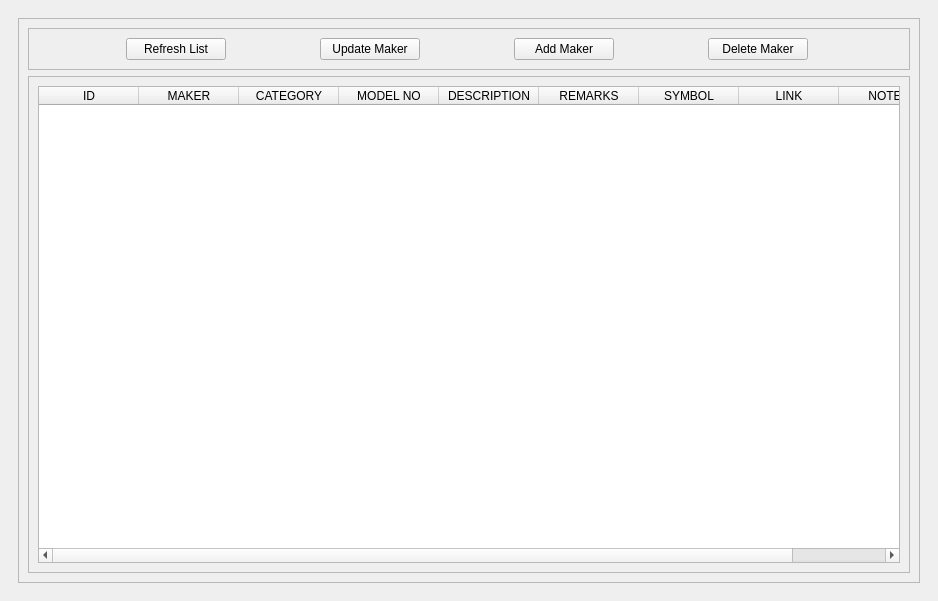
Old version of the form _gui/main.ui in the repository jeevr/PyEMC.
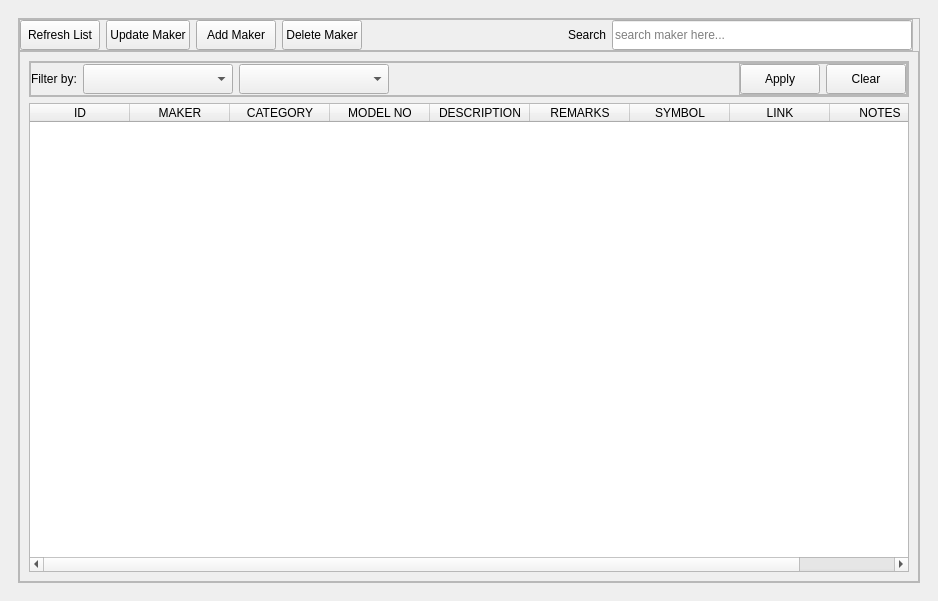
New version of the form. The open tabs and pages were chosen to show the change.

The edit to the form file:
```diff
--- a/_gui/main.ui
+++ b/_gui/main.ui
@@ -75,8 +75,29 @@
            <enum>QFrame::Raised</enum>
           </property>
           <layout class="QVBoxLayout" name="verticalLayout">
-           <item>
+           <property name="spacing">
+            <number>0</number>
+           </property>
+           <property name="leftMargin">
+            <number>0</number>
+           </property>
+           <property name="topMargin">
+            <number>0</number>
+           </property>
+           <property name="rightMargin">
+            <number>0</number>
+           </property>
+           <property name="bottomMargin">
+            <number>0</number>
+           </property>
+           <item alignment="Qt::AlignLeft">
             <widget class="QFrame" name="frm_buttons">
+             <property name="maximumSize">
+              <size>
+               <width>16777215</width>
+               <height>50</height>
+              </size>
+             </property>
              <property name="frameShape">
               <enum>QFrame::StyledPanel</enum>
              </property>
@@ -84,8 +105,29 @@
               <enum>QFrame::Raised</enum>
              </property>
              <layout class="QHBoxLayout" name="horizontalLayout_3">
+              <property name="spacing">
+               <number>6</number>
+              </property>
+              <property name="leftMargin">
+               <number>0</number>
+              </property>
+              <property name="topMargin">
+               <number>0</number>
+              </property>
+              <property name="rightMargin">
+               <number>0</number>
+              </property>
+              <property name="bottomMargin">
+               <number>0</number>
+              </property>
               <item>
                <widget class="QPushButton" name="btn_refresh">
+                <property name="minimumSize">
+                 <size>
+                  <width>0</width>
+                  <height>30</height>
+                 </size>
+                </property>
                 <property name="maximumSize">
                  <size>
                   <width>100</width>
@@ -99,6 +141,12 @@
               </item>
               <item>
                <widget class="QPushButton" name="btn_update">
+                <property name="minimumSize">
+                 <size>
+                  <width>0</width>
+                  <height>30</height>
+                 </size>
+                </property>
                 <property name="maximumSize">
                  <size>
                   <width>100</width>
@@ -112,6 +160,12 @@
               </item>
               <item>
                <widget class="QPushButton" name="btn_add">
+                <property name="minimumSize">
+                 <size>
+                  <width>0</width>
+                  <height>30</height>
+                 </size>
+                </property>
                 <property name="maximumSize">
                  <size>
                   <width>100</width>
@@ -125,6 +179,12 @@
               </item>
               <item>
                <widget class="QPushButton" name="btn_delete">
+                <property name="minimumSize">
+                 <size>
+                  <width>0</width>
+                  <height>30</height>
+                 </size>
+                </property>
                 <property name="maximumSize">
                  <size>
                   <width>100</width>
@@ -136,6 +196,60 @@
                 </property>
                </widget>
               </item>
+              <item>
+               <spacer name="horizontalSpacer">
+                <property name="orientation">
+                 <enum>Qt::Horizontal</enum>
+                </property>
+                <property name="sizeType">
+                 <enum>QSizePolicy::Expanding</enum>
+                </property>
+                <property name="sizeHint" stdset="0">
+                 <size>
+                  <width>200</width>
+                  <height>20</height>
+                 </size>
+                </property>
+               </spacer>
+              </item>
+              <item>
+               <widget class="QLabel" name="label_10">
+                <property name="minimumSize">
+                 <size>
+                  <width>0</width>
+                  <height>30</height>
+                 </size>
+                </property>
+                <property name="maximumSize">
+                 <size>
+                  <width>16777215</width>
+                  <height>30</height>
+                 </size>
+                </property>
+                <property name="text">
+                 <string>Search</string>
+                </property>
+               </widget>
+              </item>
+              <item>
+               <widget class="QLineEdit" name="lineEdit">
+                <property name="minimumSize">
+                 <size>
+                  <width>300</width>
+                  <height>30</height>
+                 </size>
+                </property>
+                <property name="inputMask">
+                 <string/>
+                </property>
+                <property name="placeholderText">
+                 <string>search maker here...</string>
+                </property>
+                <property name="clearButtonEnabled">
+                 <bool>true</bool>
+                </property>
+               </widget>
+              </item>
              </layout>
             </widget>
            </item>
@@ -148,6 +262,162 @@
               <enum>QFrame::Raised</enum>
              </property>
              <layout class="QVBoxLayout" name="verticalLayout_2">
+              <item>
+               <widget class="QFrame" name="frame_7">
+                <property name="frameShape">
+                 <enum>QFrame::StyledPanel</enum>
+                </property>
+                <property name="frameShadow">
+                 <enum>QFrame::Raised</enum>
+                </property>
+                <layout class="QVBoxLayout" name="verticalLayout_5">
+                 <property name="leftMargin">
+                  <number>0</number>
+                 </property>
+                 <property name="topMargin">
+                  <number>0</number>
+                 </property>
+                 <property name="rightMargin">
+                  <number>0</number>
+                 </property>
+                 <property name="bottomMargin">
+                  <number>0</number>
+                 </property>
+                 <item>
+                  <widget class="QFrame" name="frame_8">
+                   <property name="maximumSize">
+                    <size>
+                     <width>16777215</width>
+                     <height>100</height>
+                    </size>
+                   </property>
+                   <property name="frameShape">
+                    <enum>QFrame::StyledPanel</enum>
+                   </property>
+                   <property name="frameShadow">
+                    <enum>QFrame::Raised</enum>
+                   </property>
+                   <layout class="QHBoxLayout" name="horizontalLayout_5">
+                    <property name="leftMargin">
+                     <number>0</number>
+                    </property>
+                    <property name="topMargin">
+                     <number>0</number>
+                    </property>
+                    <property name="rightMargin">
+                     <number>0</number>
+                    </property>
+                    <property name="bottomMargin">
+                     <number>0</number>
+                    </property>
+                    <item>
+                     <widget class="QLabel" name="label_9">
+                      <property name="maximumSize">
+                       <size>
+                        <width>50</width>
+                        <height>16777215</height>
+                       </size>
+                      </property>
+                      <property name="text">
+                       <string>Filter by:</string>
+                      </property>
+                     </widget>
+                    </item>
+                    <item>
+                     <widget class="QComboBox" name="cbo_filter_1">
+                      <property name="minimumSize">
+                       <size>
+                        <width>150</width>
+                        <height>30</height>
+                       </size>
+                      </property>
+                      <property name="maximumSize">
+                       <size>
+                        <width>16777215</width>
+                        <height>16777215</height>
+                       </size>
+                      </property>
+                     </widget>
+                    </item>
+                    <item>
+                     <widget class="QComboBox" name="cbo_filter_2">
+                      <property name="minimumSize">
+                       <size>
+                        <width>150</width>
+                        <height>30</height>
+                       </size>
+                      </property>
+                     </widget>
+                    </item>
+                    <item>
+                     <spacer name="horizontalSpacer_2">
+                      <property name="orientation">
+                       <enum>Qt::Horizontal</enum>
+                      </property>
+                      <property name="sizeHint" stdset="0">
+                       <size>
+                        <width>50</width>
+                        <height>20</height>
+                       </size>
+                      </property>
+                     </spacer>
+                    </item>
+                    <item>
+                     <widget class="QFrame" name="frame_9">
+                      <property name="frameShape">
+                       <enum>QFrame::StyledPanel</enum>
+                      </property>
+                      <property name="frameShadow">
+                       <enum>QFrame::Raised</enum>
+                      </property>
+                      <layout class="QHBoxLayout" name="horizontalLayout_9">
+                       <property name="leftMargin">
+                        <number>0</number>
+                       </property>
+                       <property name="topMargin">
+                        <number>0</number>
+                       </property>
+                       <property name="rightMargin">
+                        <number>0</number>
+                       </property>
+                       <property name="bottomMargin">
+                        <number>0</number>
+                       </property>
+                       <item>
+                        <widget class="QPushButton" name="pushButton">
+                         <property name="minimumSize">
+                          <size>
+                           <width>0</width>
+                           <height>30</height>
+                          </size>
+                         </property>
+                         <property name="text">
+                          <string>Apply</string>
+                         </property>
+                        </widget>
+                       </item>
+                       <item>
+                        <widget class="QPushButton" name="pushButton_2">
+                         <property name="minimumSize">
+                          <size>
+                           <width>0</width>
+                           <height>30</height>
+                          </size>
+                         </property>
+                         <property name="text">
+                          <string>Clear</string>
+                         </property>
+                        </widget>
+                       </item>
+                      </layout>
+                     </widget>
+                    </item>
+                   </layout>
+                  </widget>
+                 </item>
+                </layout>
+               </widget>
+              </item>
               <item>
                <widget class="QTableWidget" name="tbl_1">
                 <property name="editTriggers">
@@ -268,38 +538,76 @@
              <property name="frameShadow">
               <enum>QFrame::Raised</enum>
              </property>
-             <layout class="QHBoxLayout" name="horizontalLayout_5">
-              <item>
-               <widget class="QLabel" name="lbl_2">
-                <property name="text">
-                 <string>Database Folder Path</string>
-                </property>
-               </widget>
-              </item>
-              <item>
-               <widget class="QTextEdit" name="txt_db_path">
-                <property name="maximumSize">
-                 <size>
-                  <width>16777215</width>
-                  <height>30</height>
-                 </size>
-                </property>
-               </widget>
-              </item>
-              <item>
-               <widget class="QPushButton" name="btn_sel_db_path">
-                <property name="maximumSize">
-                 <size>
-                  <width>16777215</width>
-                  <height>30</height>
-                 </size>
-                </property>
-                <property name="text">
-                 <string>change</string>
-                </property>
-               </widget>
-              </item>
-             </layout>
+             <widget class="QLabel" name="lbl_2">
+              <property name="geometry">
+               <rect>
+                <x>10</x>
+                <y>170</y>
+                <width>111</width>
+                <height>16</height>
+               </rect>
+              </property>
+              <property name="text">
+               <string>Database Folder Path</string>
+              </property>
+             </widget>
+             <widget class="QTextEdit" name="txt_db_path">
+              <property name="geometry">
+               <rect>
+                <x>130</x>
+                <y>160</y>
+                <width>664</width>
+                <height>30</height>
+               </rect>
+              </property>
+              <property name="maximumSize">
+               <size>
+                <width>16777215</width>
+                <height>30</height>
+               </size>
+              </property>
+             </widget>
+             <widget class="QPushButton" name="btn_sel_db_path">
+              <property name="enabled">
+               <bool>true</bool>
+              </property>
+              <property name="geometry">
+               <rect>
+                <x>800</x>
+                <y>160</y>
+                <width>75</width>
+                <height>30</height>
+               </rect>
+              </property>
+              <property name="maximumSize">
+               <size>
+                <width>16777215</width>
+                <height>30</height>
+               </size>
+              </property>
+              <property name="text">
+               <string>connect</string>
+              </property>
+              <property name="checkable">
+               <bool>false</bool>
+              </property>
+             </widget>
+             <widget class="QLabel" name="lbl_result">
+              <property name="geometry">
+               <rect>
+                <x>190</x>
+                <y>210</y>
+                <width>521</width>
+                <height>31</height>
+               </rect>
+              </property>
+              <property name="styleSheet">
+               <string notr="true">color: rgb(255, 0, 0);</string>
+              </property>
+              <property name="text">
+               <string>TextLabel</string>
+              </property>
+             </widget>
             </widget>
            </item>
           </layout>
@@ -376,7 +684,7 @@
             </rect>
            </property>
           </widget>
-          <widget class="QPushButton" name="pushButton">
+          <widget class="QPushButton" name="btn_remove_cat">
            <property name="geometry">
             <rect>
              <x>320</x>
```
Left out of the diff: 19 changed lines with no effect on the pictures.
